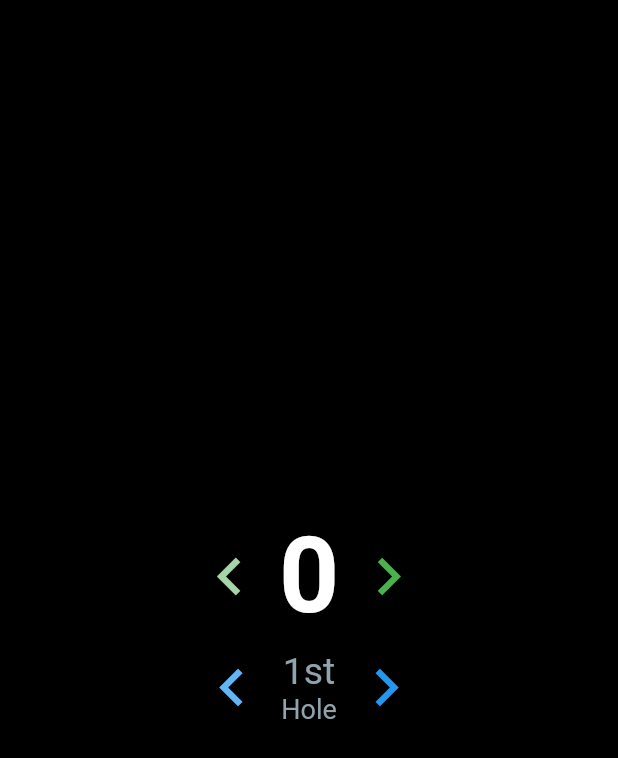
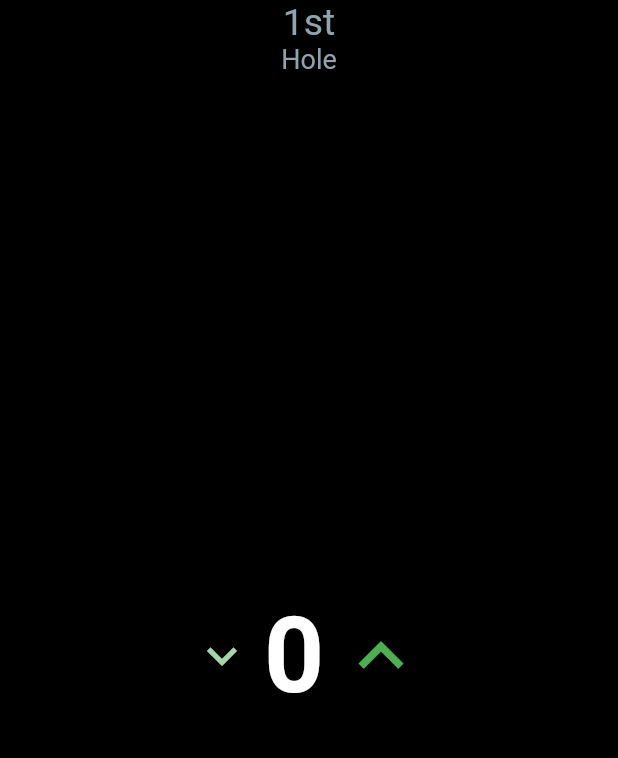
Before and after one commit to semog/golfstroke, a Flutter app: the screen it shows after launch, on a phone screen of 412 x 824 dp. Shown: the top 758 px of the screen. Run offline on Flutter 3.47's test engine with Material 2 defaults, Android fonts, the phone set to English and light mode, and no system bars; our stand-ins replace sqflite; accounts and stored records are empty.

```diff
--- a/lib/CurrentRound.dart
+++ b/lib/CurrentRound.dart
@@ -45,43 +45,23 @@ class _CurrentRoundPageState extends State<CurrentRoundPage> {
     if (!_loadData()) {
       return loadingScreen;
     }
-    return Scaffold(
+    return Dismissible(
+      key: Key(round.currentHole.hashCode.toString()),
+      direction: DismissDirection.vertical,
+      onDismissed: (direction) {
+        if (DismissDirection.up == direction) {
+          _nextHole();
+        } else if (DismissDirection.down == direction) {
+          _previousHole();
+        }
+      },
+      child: Scaffold(
         backgroundColor: Colors.black,
         body: Center(
           child: Column(
             mainAxisAlignment: MainAxisAlignment.center,
             children: <Widget>[
-            Container(
-              margin: const EdgeInsets.only(top: 10.0),
-              child: Row(
-                mainAxisAlignment: MainAxisAlignment.center,
-                children: <Widget>[
-                  IconButton(
-                    icon: Icon(Icons.chevron_left),
-                    iconSize: 50.0,
-                    color: Colors.green[200],
-                    onPressed: _decrementStrokes,
-                  ),
-                  Text(
-                    '${round.currentStrokeCount}',
-                    style: TextStyle(fontSize: 70.0, fontWeight: FontWeight.bold, color: Colors.white),
-                  ),
-                  IconButton(
-                    icon: Icon(Icons.chevron_right),
-                    iconSize: 50.0,
-                    color: Colors.green,
-                    onPressed: _incrementStrokes,
-                  ),
-                ],
-              ),
-            ),
               Row(mainAxisAlignment: MainAxisAlignment.center, children: <Widget>[
-              IconButton(
-                icon: Icon(Icons.chevron_left),
-                iconSize: 50.0,
-                color: Colors.blue[300],
-                onPressed: _previousHole,
-              ),
                 Column(
                   children: <Widget>[
                     Text(
@@ -94,14 +74,32 @@ class _CurrentRoundPageState extends State<CurrentRoundPage> {
                     ),
                   ],
                 ),
+              ]),
+              Expanded(
+                child: Row(
+                  mainAxisAlignment: MainAxisAlignment.center,
+                  children: <Widget>[
                     IconButton(
-                icon: Icon(Icons.chevron_right),
-                iconSize: 50.0,
-                color: Colors.blue,
-                onPressed: _nextHole,
+                      icon: Icon(Icons.expand_more),
+                      iconSize: 40.0,
+                      color: Colors.green[200],
+                      onPressed: _decrementStrokes,
                     ),
-            ]),
+                    Text(
+                      '${round.currentStrokeCount}',
+                      style: TextStyle(fontSize: 70.0, fontWeight: FontWeight.bold, color: Colors.white),
+                    ),
+                    IconButton(
+                      icon: Icon(Icons.expand_less),
+                      iconSize: 60.0,
+                      color: Colors.green,
+                      onPressed: _incrementStrokes,
+                    ),
                   ],
+                ),
+              ),
+            ],
+          ),
         ),
       ),
     );
```
Lines whose indentation alone changed are shown as unchanged.
